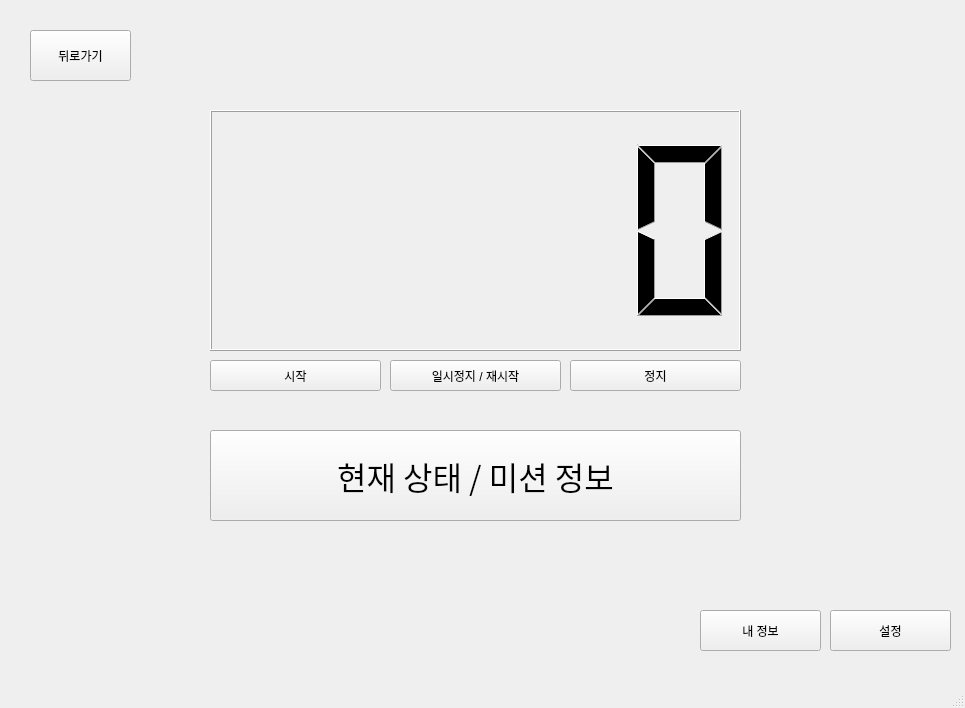
First picture: the form in timer.ui, repository vbnm134678/Studium., before the edit.
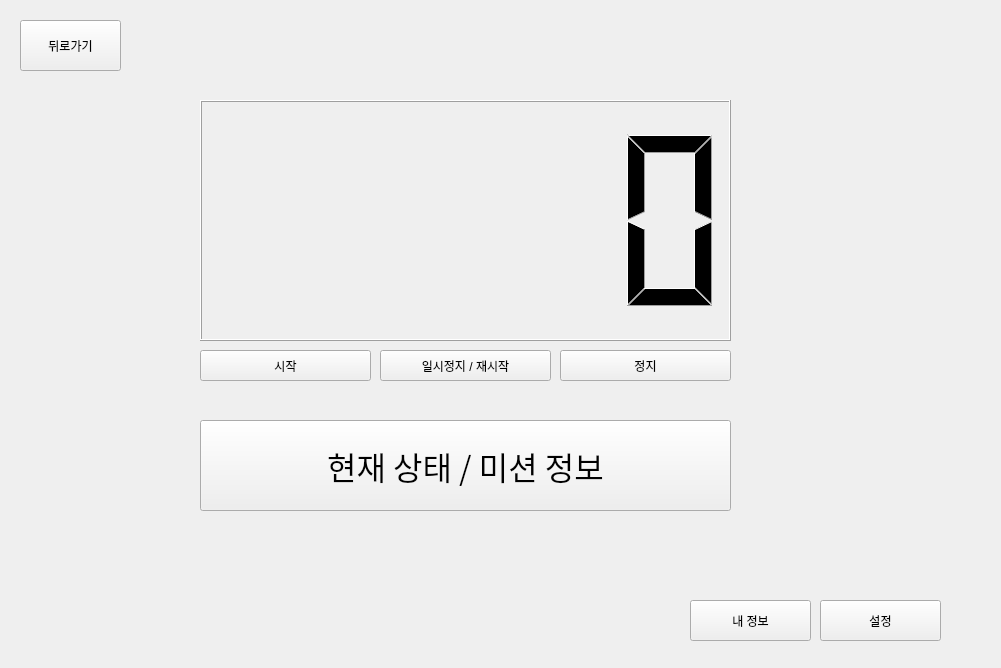
Second picture: the form after the edit.

The edit to the form file:
```diff
--- a/timer.ui
+++ b/timer.ui
@@ -1,60 +1,23 @@
 <?xml version="1.0" encoding="UTF-8"?>
 <ui version="4.0">
- <class>MainWindow</class>
- <widget class="QMainWindow" name="MainWindow">
+ <class>Form</class>
+ <widget class="QWidget" name="Form">
   <property name="geometry">
    <rect>
     <x>0</x>
     <y>0</y>
-    <width>965</width>
-    <height>708</height>
+    <width>1001</width>
+    <height>668</height>
    </rect>
   </property>
   <property name="windowTitle">
    <string>MainWindow</string>
   </property>
-  <widget class="QWidget" name="centralwidget">
-   <widget class="QLCDNumber" name="lcdNumber">
-    <property name="geometry">
-     <rect>
-      <x>210</x>
-      <y>110</y>
-      <width>531</width>
-      <height>241</height>
-     </rect>
-    </property>
-   </widget>
-   <widget class="QPushButton" name="pushButton">
-    <property name="geometry">
-     <rect>
-      <x>210</x>
-      <y>360</y>
-      <width>171</width>
-      <height>31</height>
-     </rect>
-    </property>
-    <property name="text">
-     <string>시작</string>
-    </property>
-   </widget>
-   <widget class="QPushButton" name="pushButton_2">
-    <property name="geometry">
-     <rect>
-      <x>390</x>
-      <y>360</y>
-      <width>171</width>
-      <height>31</height>
-     </rect>
-    </property>
-    <property name="text">
-     <string>일시정지 / 재시작</string>
-    </property>
-   </widget>
    <widget class="QPushButton" name="pushButton_3">
     <property name="geometry">
      <rect>
-      <x>570</x>
-      <y>360</y>
+     <x>560</x>
+     <y>350</y>
       <width>171</width>
       <height>31</height>
      </rect>
@@ -63,11 +26,37 @@
      <string>정지</string>
     </property>
    </widget>
+  <widget class="QToolButton" name="toolButton_3">
+   <property name="geometry">
+    <rect>
+     <x>820</x>
+     <y>600</y>
+     <width>121</width>
+     <height>41</height>
+    </rect>
+   </property>
+   <property name="text">
+    <string>설정</string>
+   </property>
+  </widget>
+  <widget class="QPushButton" name="pushButton_2">
+   <property name="geometry">
+    <rect>
+     <x>380</x>
+     <y>350</y>
+     <width>171</width>
+     <height>31</height>
+    </rect>
+   </property>
+   <property name="text">
+    <string>일시정지 / 재시작</string>
+   </property>
+  </widget>
    <widget class="QToolButton" name="toolButton">
     <property name="geometry">
      <rect>
-      <x>210</x>
-      <y>430</y>
+     <x>200</x>
+     <y>420</y>
       <width>531</width>
       <height>91</height>
      </rect>
@@ -82,37 +71,21 @@
      <string>현재 상태 / 미션 정보</string>
     </property>
    </widget>
-   <widget class="QToolButton" name="toolButton_2">
+  <widget class="QLCDNumber" name="lcdNumber">
     <property name="geometry">
      <rect>
-      <x>700</x>
-      <y>610</y>
-      <width>121</width>
-      <height>41</height>
-     </rect>
-    </property>
-    <property name="text">
-     <string>내 정보</string>
-    </property>
-   </widget>
-   <widget class="QToolButton" name="toolButton_3">
-    <property name="geometry">
-     <rect>
-      <x>830</x>
-      <y>610</y>
-      <width>121</width>
-      <height>41</height>
-     </rect>
-    </property>
-    <property name="text">
-     <string>설정</string>
+     <x>200</x>
+     <y>100</y>
+     <width>531</width>
+     <height>241</height>
+    </rect>
     </property>
    </widget>
    <widget class="QToolButton" name="toolButton_4">
     <property name="geometry">
      <rect>
-      <x>30</x>
-      <y>30</y>
+     <x>20</x>
+     <y>20</y>
       <width>101</width>
       <height>51</height>
      </rect>
@@ -121,18 +94,32 @@
      <string>뒤로가기</string>
     </property>
    </widget>
+  <widget class="QPushButton" name="pushButton">
+   <property name="geometry">
+    <rect>
+     <x>200</x>
+     <y>350</y>
+     <width>171</width>
+     <height>31</height>
+    </rect>
+   </property>
+   <property name="text">
+    <string>시작</string>
+   </property>
   </widget>
-  <widget class="QMenuBar" name="menubar">
+  <widget class="QToolButton" name="toolButton_2">
    <property name="geometry">
     <rect>
-     <x>0</x>
-     <y>0</y>
-     <width>965</width>
-     <height>21</height>
+     <x>690</x>
+     <y>600</y>
+     <width>121</width>
+     <height>41</height>
     </rect>
    </property>
+   <property name="text">
+    <string>내 정보</string>
+   </property>
   </widget>
-  <widget class="QStatusBar" name="statusbar"/>
  </widget>
  <resources/>
  <connections/>
```
Left out of the diff: 2 changed lines with no effect on the pictures. Lines whose indentation alone changed are shown as unchanged.
